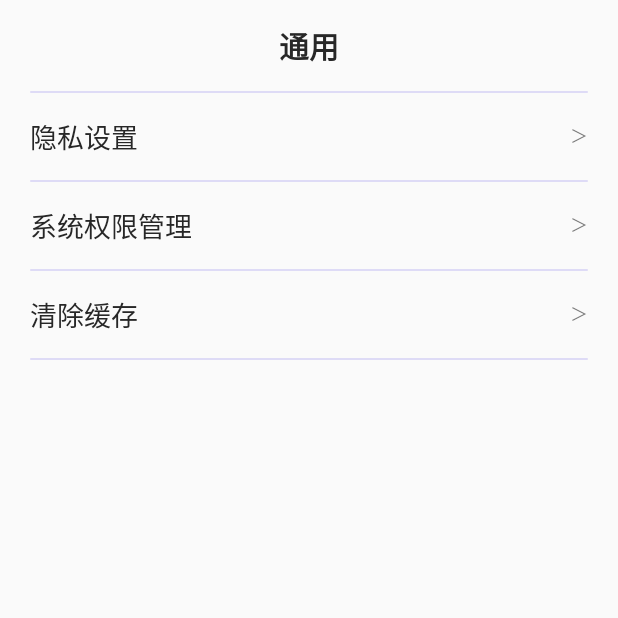
After one commit to Zouyq-GitHub/Anrdoid_zi_ru_user, an Android app: the General screen opened directly, with no data from a screen before it, on a phone screen of 412 x 824 dp, the top half of it. The commit adds this screen. Run offline under Robolectric (Android 15) with nearby library versions, the phone set to English and light mode, and no system bars.

Commit message:
push 8.27 06  通用页面静态实现 部分点击跳转

```diff
--- /dev/null
+++ b/app/src/main/java/com/example/myfirstapp/General.java
@@ -0,0 +1,14 @@
+package com.example.myfirstapp;
+
+import androidx.appcompat.app.AppCompatActivity;
+
+import android.os.Bundle;
+
+public class General extends AppCompatActivity {
+
+    @Override
+    protected void onCreate(Bundle savedInstanceState) {
+        super.onCreate(savedInstanceState);
+        setContentView(R.layout.activity_general);
+    }
+}
--- /dev/null
+++ b/app/src/main/res/layout/activity_general.xml
@@ -0,0 +1,155 @@
+<?xml version="1.0" encoding="utf-8"?>
+
+
+<ScrollView xmlns:android="http://schemas.android.com/apk/res/android"
+    xmlns:app="http://schemas.android.com/apk/res-auto"
+    xmlns:tools="http://schemas.android.com/tools"
+    android:layout_width="match_parent"
+    android:layout_height="match_parent"
+    tools:context=".General">
+
+    <LinearLayout
+        android:layout_width="match_parent"
+        android:layout_height="wrap_content"
+        android:layout_marginLeft="20dp"
+        android:layout_marginRight="20dp"
+        android:orientation="vertical"
+        android:paddingTop="15dp">
+
+        <LinearLayout
+            android:layout_width="match_parent"
+            android:layout_height="wrap_content"
+            android:layout_gravity="center"
+            android:layout_marginBottom="15dp">
+
+            <TextView
+                android:layout_width="match_parent"
+                android:layout_height="wrap_content"
+                android:gravity="center"
+                android:text="@string/t_y"
+                android:textColor="#272727"
+                android:textSize="20sp"
+                android:textStyle="bold" />
+        </LinearLayout>
+
+        <!--hr分界线-->
+        <LinearLayout
+            android:layout_width="match_parent"
+            android:layout_height="1dp"
+            android:layout_marginBottom="15dp"
+            android:background="@drawable/home_user_phone_background" />
+
+        <!--3位设置 1-->
+        <LinearLayout
+            android:layout_width="match_parent"
+            android:layout_height="wrap_content"
+            android:layout_marginBottom="15dp"
+            android:orientation="vertical">
+
+            <RelativeLayout
+                android:layout_width="match_parent"
+                android:layout_height="wrap_content">
+
+                <TextView
+                    android:id="@+id/y_s_s_z"
+                    android:layout_width="wrap_content"
+                    android:layout_height="wrap_content"
+                    android:layout_alignParentStart="true"
+                    android:text="@string/y_s_s_z"
+                    android:textColor="#272727"
+                    android:textSize="18sp" />
+
+                <TextView
+                    android:layout_width="wrap_content"
+                    android:layout_height="wrap_content"
+                    android:layout_alignParentEnd="true"
+                    android:layout_marginTop="4dp"
+                    android:text="@string/da_yu"
+                    android:textSize="12sp"
+                    tools:ignore="RelativeOverlap" />
+            </RelativeLayout>
+        </LinearLayout>
+
+        <!--hr分界线-->
+        <LinearLayout
+            android:layout_width="match_parent"
+            android:layout_height="1dp"
+            android:layout_marginBottom="15dp"
+            android:background="@drawable/home_user_phone_background" />
+
+        <!--2-->
+        <LinearLayout
+            android:layout_width="match_parent"
+            android:layout_height="wrap_content"
+            android:layout_marginBottom="15dp"
+            android:orientation="vertical">
+
+            <RelativeLayout
+                android:layout_width="match_parent"
+                android:layout_height="wrap_content">
+
+                <TextView
+                    android:id="@+id/x_t_q_x"
+                    android:layout_width="wrap_content"
+                    android:layout_height="wrap_content"
+                    android:layout_alignParentStart="true"
+                    android:text="@string/x_t_q_x"
+                    android:textColor="#272727"
+                    android:textSize="18sp" />
+
+                <TextView
+                    android:layout_width="wrap_content"
+                    android:layout_height="wrap_content"
+                    android:layout_alignParentEnd="true"
+                    android:layout_marginTop="4dp"
+                    android:text="@string/da_yu"
+                    android:textSize="12sp"
+                    tools:ignore="RelativeOverlap" />
+            </RelativeLayout>
+        </LinearLayout>
+
+        <!--hr分界线-->
+        <LinearLayout
+            android:layout_width="match_parent"
+            android:layout_height="1dp"
+            android:layout_marginBottom="15dp"
+            android:background="@drawable/home_user_phone_background" />
+
+        <!--3-->
+        <LinearLayout
+            android:layout_width="match_parent"
+            android:layout_height="wrap_content"
+            android:layout_marginBottom="15dp"
+            android:orientation="vertical">
+
+            <RelativeLayout
+                android:layout_width="match_parent"
+                android:layout_height="wrap_content">
+
+                <TextView
+                    android:id="@+id/q_c_h_c"
+                    android:layout_width="wrap_content"
+                    android:layout_height="wrap_content"
+                    android:layout_alignParentStart="true"
+                    android:text="@string/q_c_h_c"
+                    android:textColor="#272727"
+                    android:textSize="18sp" />
+
+                <TextView
+                    android:layout_width="wrap_content"
+                    android:layout_height="wrap_content"
+                    android:layout_alignParentEnd="true"
+                    android:layout_marginTop="4dp"
+                    android:text="@string/da_yu"
+                    android:textSize="12sp"
+                    tools:ignore="RelativeOverlap" />
+            </RelativeLayout>
+        </LinearLayout>
+        <!--hr分界线-->
+        <LinearLayout
+            android:layout_width="match_parent"
+            android:layout_height="1dp"
+            android:layout_marginBottom="15dp"
+            android:background="@drawable/home_user_phone_background" />
+    </LinearLayout>
+</ScrollView>
--- a/app/src/main/res/values/strings.xml
+++ b/app/src/main/res/values/strings.xml
@@ -14,4 +14,7 @@
     <string name="d_q_b_b">当前版本</string>
     <string name="t_c_d_l">退出登录</string>
     <string name="b_b_h">7.3.3</string>
+    <string name="y_s_s_z">隐私设置</string>
+    <string name="x_t_q_x">系统权限管理</string>
+    <string name="q_c_h_c">清除缓存</string>
 </resources>
```
Also changed, not shown: app/src/main/AndroidManifest.xml (+6 -3 lines), app/src/main/java/com/example/myfirstapp/UserSetting.java (+96 -14 lines), app/src/main/res/layout/activity_user_setting.xml (+13 -3 lines).
